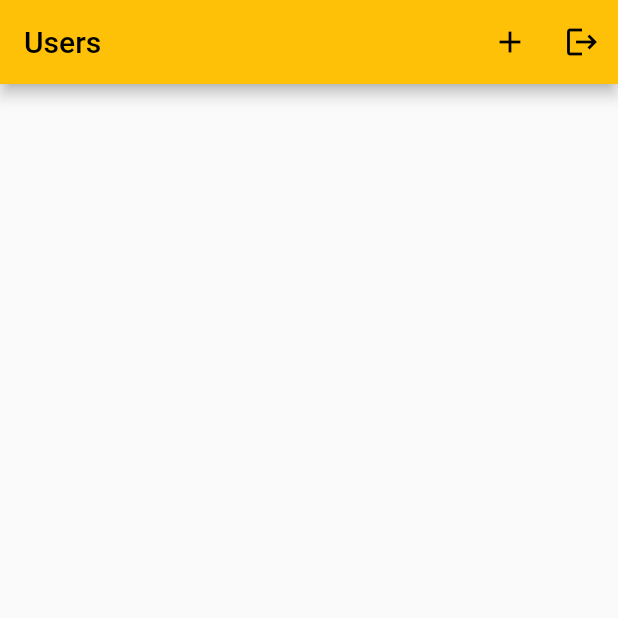
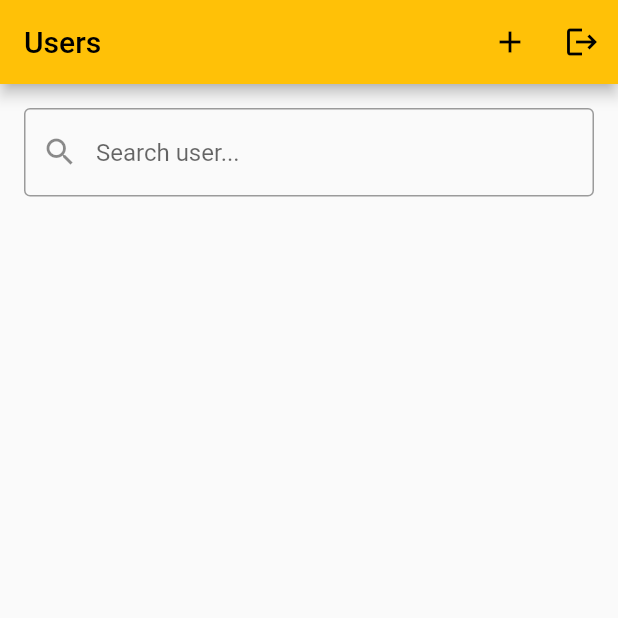
Before and after one commit to jaimin-bacancy/flutter-demo, a Flutter app: the HomeScreen screen opened directly, after a tap on the "add" icon, on a phone screen of 412 x 824 dp, the top half of it. Run offline on Flutter 3.47's test engine with Material 2 defaults, Android fonts, the phone set to English and light mode, and no system bars; our stand-ins replace flutter_riverpod, get_storage, image_picker, riverpod_annotation; accounts and stored records are empty; generated files the repository leaves out were written again; network calls fail.

Commit message:
add search my-user feature

```diff
--- a/lib/app/data/network/api_client.dart
+++ b/lib/app/data/network/api_client.dart
@@ -104,9 +104,9 @@ class ApiClient {
     }
   }
 
-  Future<Response> getMyUsersApi() async {
+  Future<Response> getMyUsersApi(String searchText) async {
     final response = await http.get(
-      Uri.parse('${ApiConfig.baseUrl}/${ApiConfig.myUsers}'),
+      Uri.parse('${ApiConfig.baseUrl}/${ApiConfig.myUsers}?query=$searchText'),
       headers: <String, String>{
         ApiConfig.contentType: 'application/json; charset=UTF-8',
         ApiConfig.authorization: "${ApiConfig.bearer} $token",
--- a/lib/app/presentation/screens/home/home_screen.dart
+++ b/lib/app/presentation/screens/home/home_screen.dart
@@ -18,10 +18,12 @@ class HomeScreen extends ConsumerStatefulWidget {
 }
 
 class _HomeScreenState extends ConsumerState<HomeScreen> {
-  void fetchMyUsers() {
+  void fetchMyUsers(String searchText) {
     TokenNotifier tokenNotifier = ref.read(tokenNotifierProvider.notifier);
 
-    ApiClient.withToken(context, tokenNotifier).getMyUsersApi().then((value) {
+    ApiClient.withToken(context, tokenNotifier)
+        .getMyUsersApi(searchText)
+        .then((value) {
       ref
           .read(myUserNotifierProvider.notifier)
           .setMyUsers(usersFromJson(value.data));
@@ -57,15 +59,12 @@ class _HomeScreenState extends ConsumerState<HomeScreen> {
 
   @override
   void initState() {
-    fetchMyUsers();
+    fetchMyUsers("");
     super.initState();
   }
 
   @override
   Widget build(BuildContext context) {
-    List<MyUser> usersList =
-        ref.watch(myUserNotifierProvider.notifier).getMyUsers();
-
     return Scaffold(
         appBar: AppBar(actions: <Widget>[
           IconButton(
@@ -91,8 +90,58 @@ class _HomeScreenState extends ConsumerState<HomeScreen> {
             },
           )
         ], title: const Text(StringConfig.usersText)),
-      body: Container(
-        child: ListView.builder(
+        body: Column(
+          children: [
+            SearchInput(fetchMyUsers: fetchMyUsers),
+            Expanded(
+              flex: 1,
+              child: HomeList(deleteMyUser: deleteMyUser, onItemTap: onItemTap),
+            )
+          ],
+        ));
+  }
+}
+
+class SearchInput extends StatefulWidget {
+  const SearchInput({super.key, required this.fetchMyUsers});
+
+  final Function fetchMyUsers;
+
+  @override
+  State<SearchInput> createState() => _SearchInputState();
+}
+
+class _SearchInputState extends State<SearchInput> {
+  @override
+  Widget build(BuildContext context) {
+    return Container(
+      padding: const EdgeInsets.all(16),
+      child: TextField(
+        onChanged: (value) {
+          widget.fetchMyUsers(value);
+        },
+        decoration: const InputDecoration(
+            hintText: StringConfig.searchUserText,
+            border: OutlineInputBorder(),
+            prefixIcon: Icon(Icons.search)),
+      ),
+    );
+  }
+}
+
+class HomeList extends ConsumerWidget {
+  const HomeList(
+      {super.key, required this.onItemTap, required this.deleteMyUser});
+
+  final Function deleteMyUser;
+  final Function onItemTap;
+
+  @override
+  Widget build(BuildContext context, WidgetRef ref) {
+    List<MyUser> usersList =
+        ref.watch(myUserNotifierProvider.notifier).getMyUsers();
+
+    return ListView.builder(
       itemCount: usersList.length,
       itemBuilder: (context, index) {
         return HomeListItem(
@@ -101,8 +150,6 @@ class _HomeScreenState extends ConsumerState<HomeScreen> {
             onItemTap: () => onItemTap(usersList[index]),
             onDeleteTap: () => deleteMyUser(usersList[index].id));
       },
-        ),
-      ),
     );
   }
 }
--- a/lib/base_configs/configs/string_config.dart
+++ b/lib/base_configs/configs/string_config.dart
@@ -18,6 +18,7 @@ abstract class StringConfig {
 
   //Users Screen
   static const String usersText = 'Users';
+  static const String searchUserText = "Search user...";
 
   //Add User Screen
   static const String addUserText = "Add User";
```
Lines whose indentation alone changed are shown as unchanged.
